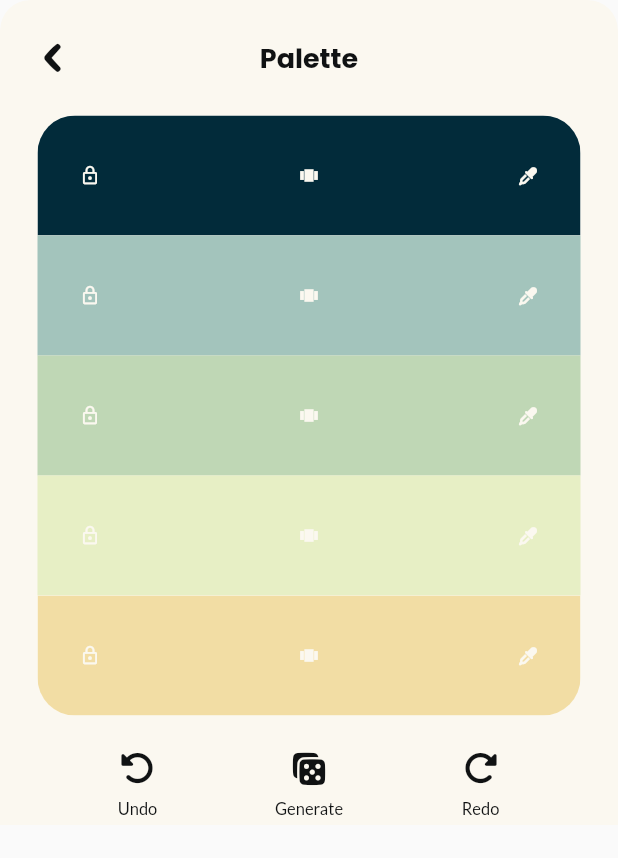
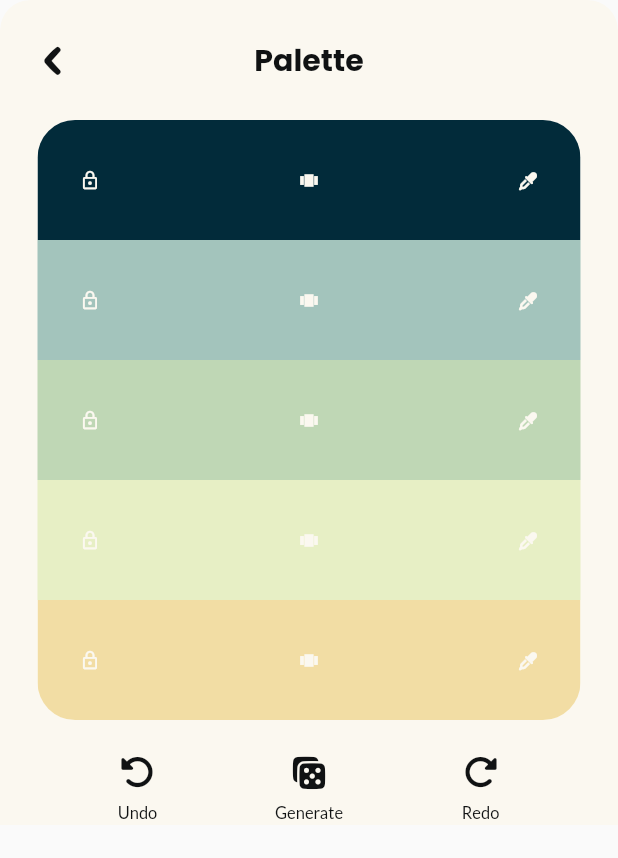
Before and after one commit to cjwg/onodu, a Flutter app: the ThemeSettingsWidget widget shown alone on an empty page, opened directly, swiped to page 2, on a phone screen of 412 x 824 dp. Shown: the top 858 px of the screen. Run offline on Flutter 3.47's test engine with Material 2 defaults, Android fonts, the phone set to English and light mode, and no system bars; our stand-ins replace auto_size_text, dropdown_button2, flutter_animate, flutter_colorpicker, font_awesome_flutter, from_css_color and 6 more; missing offline and left inert: json_path; accounts and stored records are empty; statements that could not run were skipped.

Commit message:
Updating to latest FlutterFlow output.

```diff
--- a/lib/components/theme_settings/theme_settings_widget.dart
+++ b/lib/components/theme_settings/theme_settings_widget.dart
@@ -215,7 +215,7 @@ class _ThemeSettingsWidgetState extends State<ThemeSettingsWidget> {
                                 .bodyMedium
                                 .override(
                                   fontFamily: 'Poppins',
-                                  fontSize: 18.0,
+                                  fontSize: 20.0,
                                   fontWeight: FontWeight.bold,
                                 ),
                           ),
```
